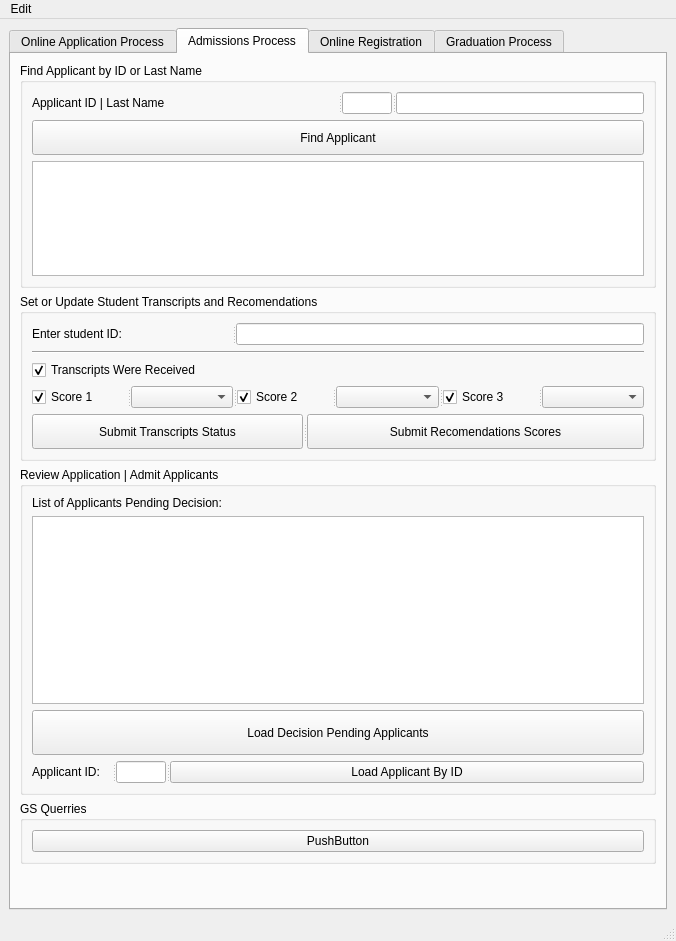
First picture: the form in starrs/ui/ui_main.ui, repository kiryha/CIS556, before the edit.
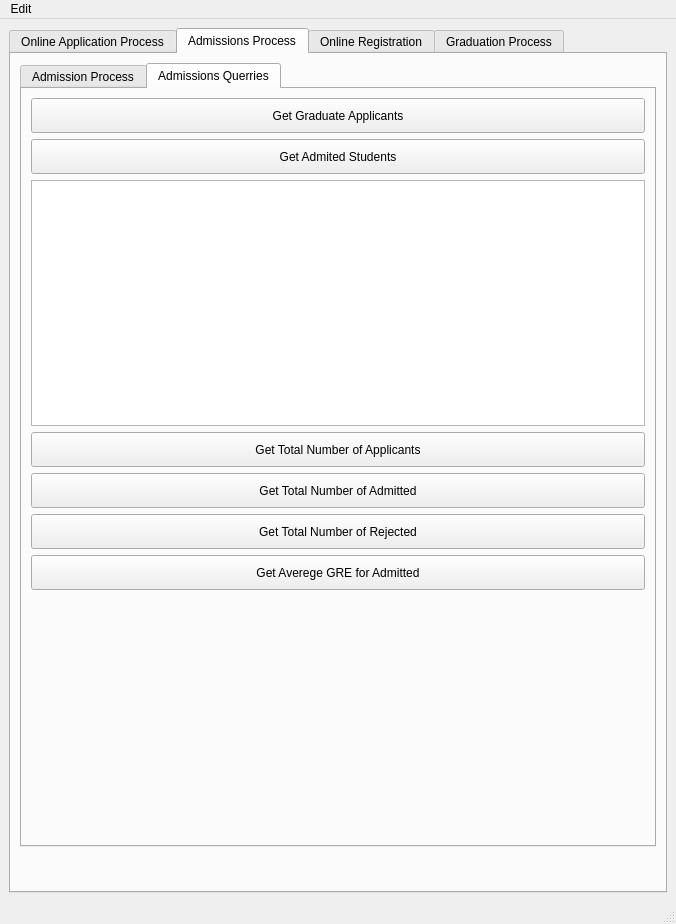
Second picture: the form after the edit. The open tabs and pages were chosen to show the change.

Diff of the .ui file:
```diff
--- a/starrs/ui/ui_main.ui
+++ b/starrs/ui/ui_main.ui
@@ -7,7 +7,7 @@
     <x>0</x>
     <y>0</y>
     <width>676</width>
-    <height>941</height>
+    <height>924</height>
    </rect>
   </property>
   <property name="windowTitle">
@@ -578,6 +578,16 @@
        </attribute>
        <layout class="QVBoxLayout" name="verticalLayout_6">
         <item>
+         <widget class="QTabWidget" name="tabWidget_2">
+          <property name="currentIndex">
+           <number>0</number>
+          </property>
+          <widget class="QWidget" name="tab_6">
+           <attribute name="title">
+            <string>Admission Process</string>
+           </attribute>
+           <layout class="QVBoxLayout" name="verticalLayout_7">
+            <item>
          <widget class="QGroupBox" name="groupBox_2">
           <property name="title">
            <string>Find Applicant by ID or Last Name</string>
@@ -703,7 +713,7 @@
                </size>
               </property>
               <property name="text">
-               <string>Score 1</string>
+                   <string>Score 1:</string>
               </property>
               <property name="checked">
                <bool>true</bool>
@@ -718,7 +728,7 @@
                </size>
               </property>
               <property name="text">
-               <string>Score 2</string>
+                   <string>Score 2:</string>
               </property>
               <property name="checked">
                <bool>true</bool>
@@ -733,7 +743,7 @@
                </size>
               </property>
               <property name="text">
-               <string>Score 3</string>
+                   <string>Score 3:</string>
               </property>
               <property name="checked">
                <bool>true</bool>
@@ -837,24 +847,113 @@
           </layout>
          </widget>
         </item>
-        <item>
-         <widget class="QGroupBox" name="groupBox_8">
-          <property name="title">
-           <string>GS Querries</string>
-          </property>
+           </layout>
+          </widget>
+          <widget class="QWidget" name="tab_7">
+           <attribute name="title">
+            <string>Admissions Querries</string>
+           </attribute>
           <layout class="QVBoxLayout" name="verticalLayout_4">
            <item>
             <widget class="QPushButton" name="pushButton_2">
+              <property name="minimumSize">
+               <size>
+                <width>0</width>
+                <height>35</height>
+               </size>
+              </property>
              <property name="text">
-              <string>PushButton</string>
+               <string>Get Graduate Applicants</string>
              </property>
             </widget>
            </item>
-          </layout>
+            <item>
+             <widget class="QPushButton" name="pushButton_3">
+              <property name="minimumSize">
+               <size>
+                <width>0</width>
+                <height>35</height>
+               </size>
+              </property>
+              <property name="text">
+               <string>Get Admited Students</string>
+              </property>
+             </widget>
+            </item>
+            <item>
+             <widget class="QTableView" name="tabAdmissionQuerries"/>
+            </item>
+            <item>
+             <widget class="QPushButton" name="pushButton_4">
+              <property name="minimumSize">
+               <size>
+                <width>0</width>
+                <height>35</height>
+               </size>
+              </property>
+              <property name="text">
+               <string>Get Total Number of Applicants</string>
+              </property>
+             </widget>
+            </item>
+            <item>
+             <widget class="QPushButton" name="pushButton_5">
+              <property name="minimumSize">
+               <size>
+                <width>0</width>
+                <height>35</height>
+               </size>
+              </property>
+              <property name="text">
+               <string>Get Total Number of Admitted</string>
+              </property>
+             </widget>
+            </item>
+            <item>
+             <widget class="QPushButton" name="pushButton_6">
+              <property name="minimumSize">
+               <size>
+                <width>0</width>
+                <height>35</height>
+               </size>
+              </property>
+              <property name="text">
+               <string>Get Total Number of Rejected</string>
+              </property>
+             </widget>
+            </item>
+            <item>
+             <widget class="QPushButton" name="pushButton_7">
+              <property name="minimumSize">
+               <size>
+                <width>0</width>
+                <height>35</height>
+               </size>
+              </property>
+              <property name="text">
+               <string>Get Averege GRE for Admitted</string>
+              </property>
          </widget>
         </item>
         <item>
          <spacer name="verticalSpacer_3">
+              <property name="orientation">
+               <enum>Qt::Vertical</enum>
+              </property>
+              <property name="sizeHint" stdset="0">
+               <size>
+                <width>20</width>
+                <height>40</height>
+               </size>
+              </property>
+             </spacer>
+            </item>
+           </layout>
+          </widget>
+         </widget>
+        </item>
+        <item>
+         <spacer name="verticalSpacer_4">
           <property name="orientation">
            <enum>Qt::Vertical</enum>
           </property>
```
Lines whose indentation alone changed are shown as unchanged.
